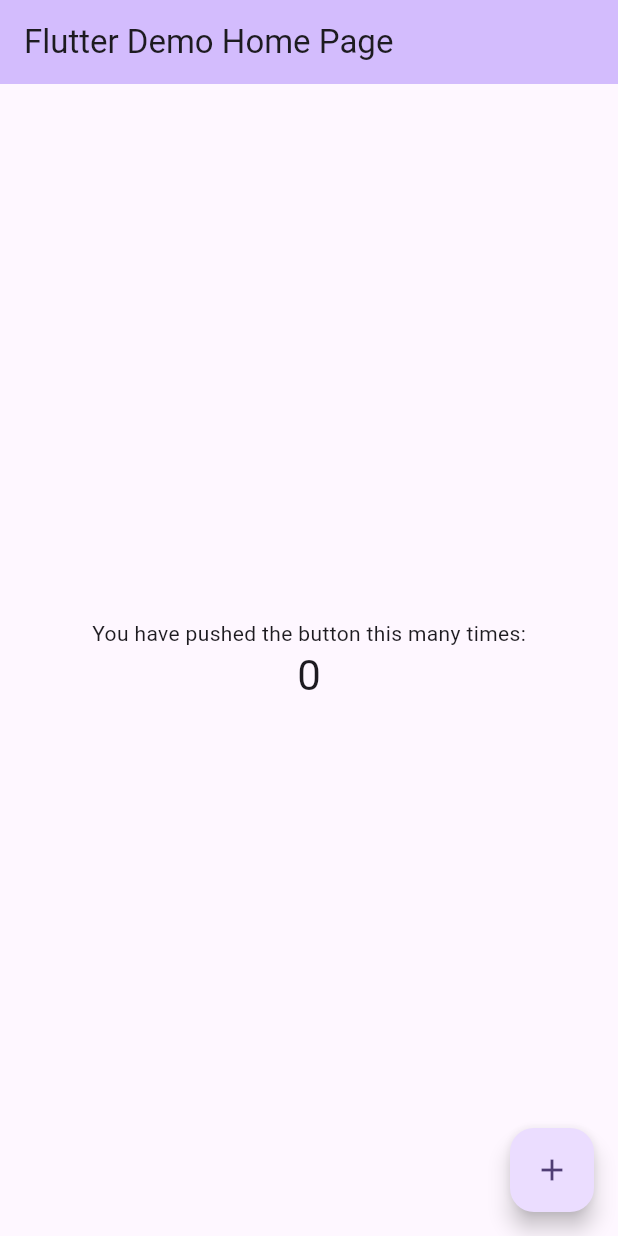
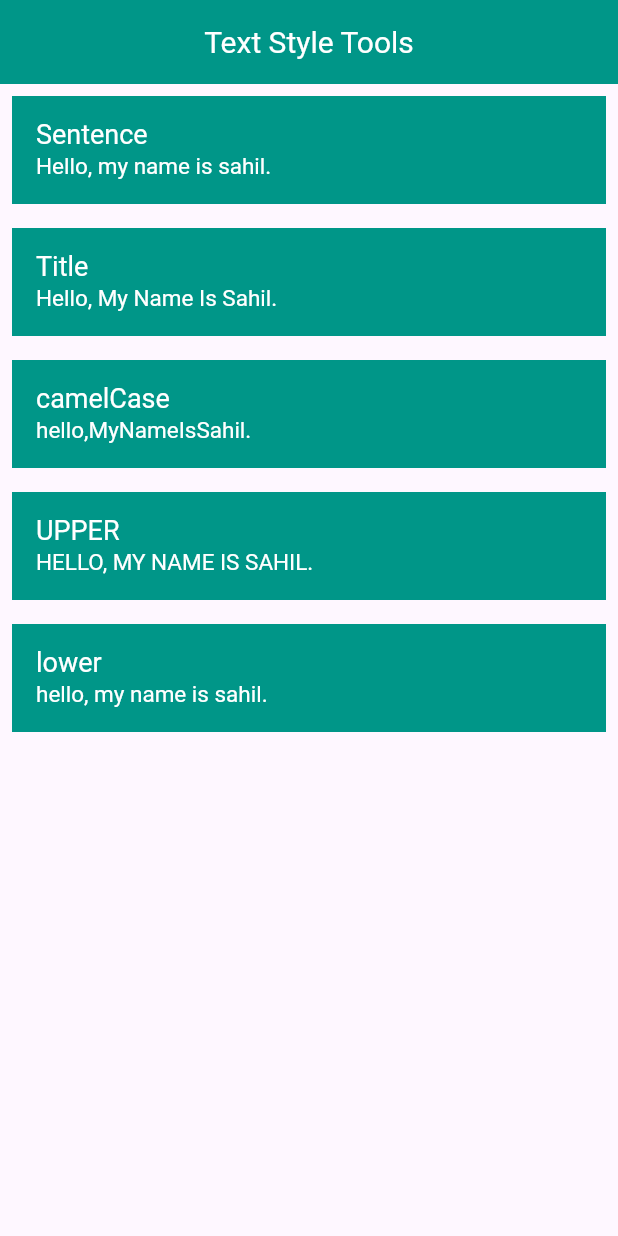
Before and after one commit to vaghasiyasahil/text_style_tools, a Flutter app: the screen it shows after launch, on a phone screen of 412 x 824 dp. Run offline on Flutter 3.47's test engine with Material 3 defaults, Android fonts, the phone set to English and light mode, and no system bars.

Commit message:
5 method add

```diff
--- a/example/lib/main.dart
+++ b/example/lib/main.dart
@@ -1,122 +1,46 @@
 import 'package:flutter/material.dart';
+import 'package:text_style_tools/text_style_tools.dart';
 
 void main() {
-  runApp(const MyApp());
+  runApp(
+    MaterialApp(home: const HomePage(), debugShowCheckedModeBanner: false),
+  );
 }
 
-class MyApp extends StatelessWidget {
-  const MyApp({super.key});
+class HomePage extends StatelessWidget {
+  const HomePage({super.key});
 
-  // This widget is the root of your application.
   @override
   Widget build(BuildContext context) {
-    return MaterialApp(
-      title: 'Flutter Demo',
-      theme: ThemeData(
-        // This is the theme of your application.
-        //
-        // TRY THIS: Try running your application with "flutter run". You'll see
-        // the application has a purple toolbar. Then, without quitting the app,
-        // try changing the seedColor in the colorScheme below to Colors.green
-        // and then invoke "hot reload" (save your changes or press the "hot
-        // reload" button in a Flutter-supported IDE, or press "r" if you used
-        // the command line to start the app).
-        //
-        // Notice that the counter didn't reset back to zero; the application
-        // state is not lost during the reload. To reset the state, use hot
-        // restart instead.
-        //
-        // This works for code too, not just values: Most code changes can be
-        // tested with just a hot reload.
-        colorScheme: ColorScheme.fromSeed(seedColor: Colors.deepPurple),
+    return Scaffold(
+      appBar: AppBar(
+        title: Text("Text Style Tools"),
+        titleTextStyle: TextStyle(fontSize: 20, color: Colors.white),
+        backgroundColor: Colors.teal,
+        centerTitle: true,
       ),
-      home: const MyHomePage(title: 'Flutter Demo Home Page'),
+      body: Column(
+        children: [
+          homeTile("Sentence", "hello, my name is sahil.".toSentenceCase()),
+          homeTile("Title", "hello, my name is sahil.".toTitleCase()),
+          homeTile("camelCase", "hello, my name is sahil.".toCamelCase()),
+          homeTile("UPPER", "hello, my name is sahil.".toUpperCaseExt()),
+          homeTile("lower", "HELLO, MY NAME IS SAHIL.".toLowerCaseExt()),
+        ],
+      ),
     );
   }
 }
 
-class MyHomePage extends StatefulWidget {
-  const MyHomePage({super.key, required this.title});
-
-  // This widget is the home page of your application. It is stateful, meaning
-  // that it has a State object (defined below) that contains fields that affect
-  // how it looks.
-
-  // This class is the configuration for the state. It holds the values (in this
-  // case the title) provided by the parent (in this case the App widget) and
-  // used by the build method of the State. Fields in a Widget subclass are
-  // always marked "final".
-
-  final String title;
-
-  @override
-  State<MyHomePage> createState() => _MyHomePageState();
+Widget homeTile(String title, String subTitle) {
+  return Padding(
+    padding: const EdgeInsets.all(8.0),
+    child: ListTile(
+      tileColor: Colors.teal,
+      title: Text(title),
+      titleTextStyle: TextStyle(color: Colors.white, fontSize: 18),
+      subtitle: Text(subTitle),
+      subtitleTextStyle: TextStyle(color: Colors.white, fontSize: 15),
+    ),
+  );
 }
-
-class _MyHomePageState extends State<MyHomePage> {
-  int _counter = 0;
-
-  void _incrementCounter() {
-    setState(() {
-      // This call to setState tells the Flutter framework that something has
-      // changed in this State, which causes it to rerun the build method below
-      // so that the display can reflect the updated values. If we changed
-      // _counter without calling setState(), then the build method would not be
-      // called again, and so nothing would appear to happen.
-      _counter++;
-    });
-  }
-
-  @override
-  Widget build(BuildContext context) {
-    // This method is rerun every time setState is called, for instance as done
-    // by the _incrementCounter method above.
-    //
-    // The Flutter framework has been optimized to make rerunning build methods
-    // fast, so that you can just rebuild anything that needs updating rather
-    // than having to individually change instances of widgets.
-    return Scaffold(
-      appBar: AppBar(
-        // TRY THIS: Try changing the color here to a specific color (to
-        // Colors.amber, perhaps?) and trigger a hot reload to see the AppBar
-        // change color while the other colors stay the same.
-        backgroundColor: Theme.of(context).colorScheme.inversePrimary,
-        // Here we take the value from the MyHomePage object that was created by
-        // the App.build method, and use it to set our appbar title.
-        title: Text(widget.title),
-      ),
-      body: Center(
-        // Center is a layout widget. It takes a single child and positions it
-        // in the middle of the parent.
-        child: Column(
-          // Column is also a layout widget. It takes a list of children and
-          // arranges them vertically. By default, it sizes itself to fit its
-          // children horizontally, and tries to be as tall as its parent.
-          //
-          // Column has various properties to control how it sizes itself and
-          // how it positions its children. Here we use mainAxisAlignment to
-          // center the children vertically; the main axis here is the vertical
-          // axis because Columns are vertical (the cross axis would be
-          // horizontal).
-          //
-          // TRY THIS: Invoke "debug painting" (choose the "Toggle Debug Paint"
-          // action in the IDE, or press "p" in the console), to see the
-          // wireframe for each widget.
-          mainAxisAlignment: MainAxisAlignment.center,
-          children: <Widget>[
-            const Text('You have pushed the button this many times:'),
-            Text(
-              '$_counter',
-              style: Theme.of(context).textTheme.headlineMedium,
-            ),
-          ],
-        ),
-      ),
-      floatingActionButton: FloatingActionButton(
-        onPressed: _incrementCounter,
-        tooltip: 'Increment',
-        child: const Icon(Icons.add),
-      ), // This trailing comma makes auto-formatting nicer for build methods.
-    );
-  }
-}
--- a/example/pubspec.yaml
+++ b/example/pubspec.yaml
@@ -34,6 +34,8 @@ dependencies:
   # The following adds the Cupertino Icons font to your application.
   # Use with the CupertinoIcons class for iOS style icons.
   cupertino_icons: ^1.0.8
+  text_style_tools:
+    path: ..
 
 dev_dependencies:
   flutter_test:
--- a/pubspec.yaml
+++ b/pubspec.yaml
@@ -1,7 +1,7 @@
 name: text_style_tools
-description: "A new Flutter project."
+description: "A small utility package to convert text between sentence, title, camelCase and other cases easily."
 version: 0.0.1
-homepage:
+homepage: https://github.com/vaghasiyasahil/text_style_tools
 
 environment:
   sdk: ^3.9.2
```
Also changed, not shown: lib/text_style_tools.dart (+64 -4 lines), example/pubspec.lock, 2 other files.
